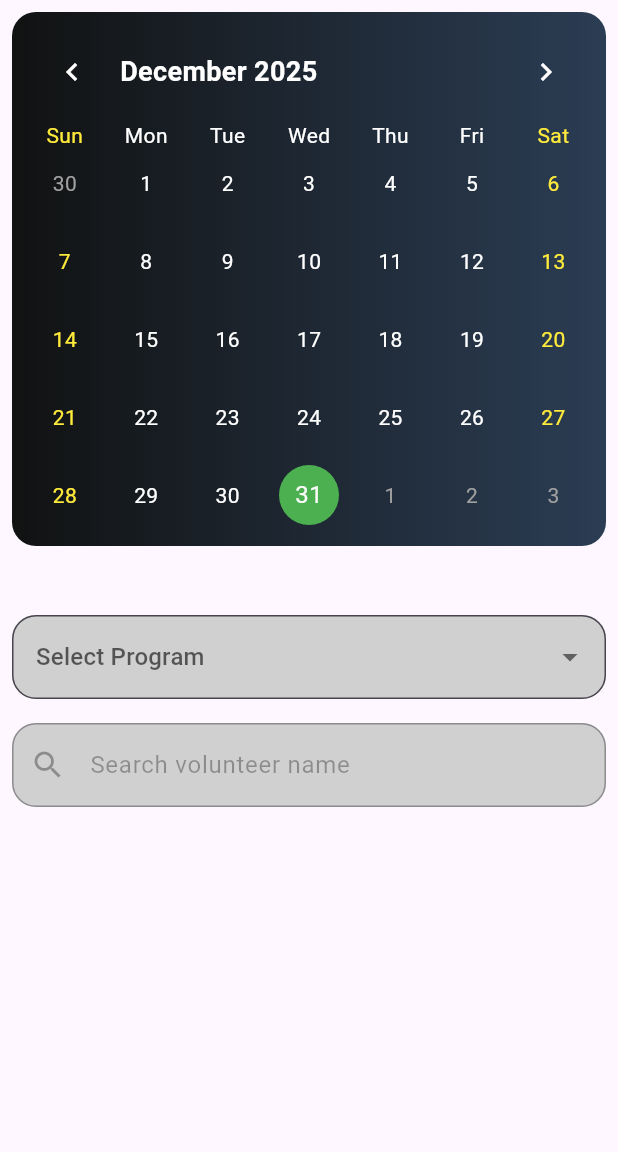
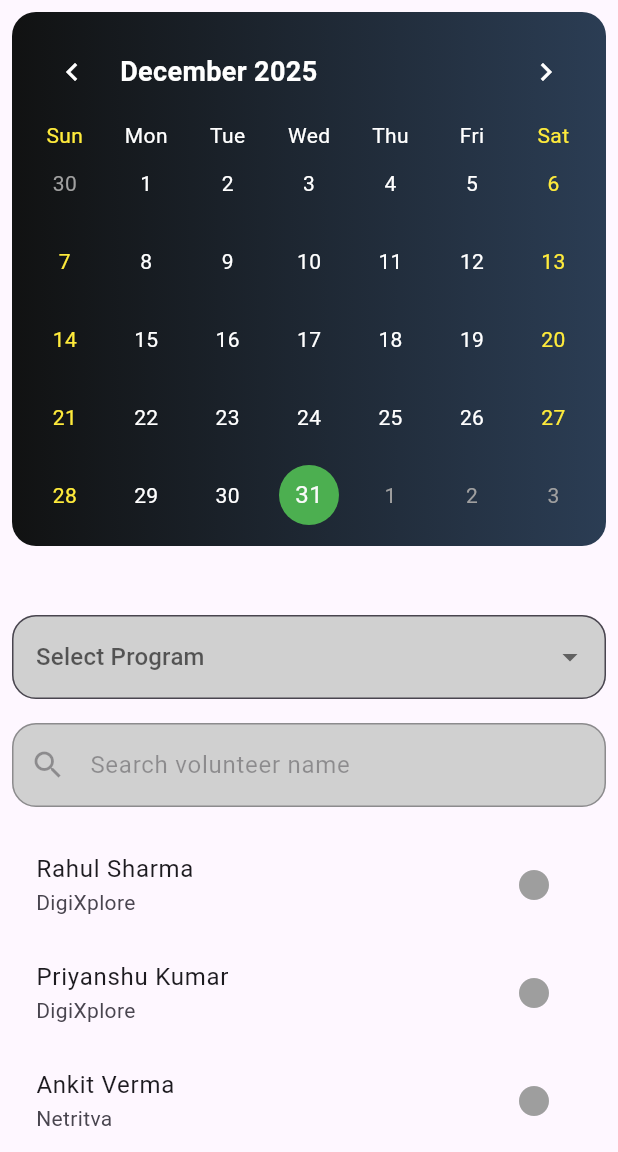
Before and after one commit to App-Dev-Teams/Unnati_Records, a Flutter app: the VolunteerAttendancePage screen opened directly, on a phone screen of 412 x 824 dp, the part 84-1236 px from its top. Run offline on Flutter 3.47's test engine with Material 3 defaults, Android fonts, the phone set to English and light mode, and no system bars; drawn by our look-alikes of table_calendar; our stand-ins replace carousel_slider, curved_labeled_navigation_bar, file_picker, flutter_riverpod, flutter_screenutil, font_awesome_flutter and 5 more; missing offline and left inert: syncfusion_flutter_pdfviewer; accounts and stored records are empty; project files that could hold a hidden picture were left out.

Commit message:
updated volunteer and profile page

```diff
--- a/client/unnati_app/lib/features/Volunteer_attendance.dart/search_volunteer.dart
+++ b/client/unnati_app/lib/features/Volunteer_attendance.dart/search_volunteer.dart
@@ -1,4 +1,3 @@
-// ignore_for_file: public_member_api_docs, sort_constructors_first
 import 'package:flutter/material.dart';
 import 'package:flutter_riverpod/flutter_riverpod.dart';
 import 'package:unnati_app/features/Volunteer_attendance.dart/attendance_provider.dart';
@@ -8,9 +7,9 @@ class SearchVolunteer extends ConsumerStatefulWidget {
   final DateTime selectedDate;
 
   const SearchVolunteer({
-    Key? key,
+    super.key,
     required this.selectedDate,
-  }) : super(key: key);
+  });
 
   @override
   ConsumerState<SearchVolunteer> createState() => _SearchVolunteerState();
@@ -20,10 +19,10 @@ class _SearchVolunteerState extends ConsumerState<SearchVolunteer> {
   String? selectedProgram;
   String searchText = '';
 
-  //programs list
+  // programs list
   final List<String> programs = ['DigiXplore', 'Netritva', 'Akshar', 'All'];
 
-  //all volunteers
+  // static volunteers list
   final List<Volunteer> allVolunteers = [
     Volunteer(name: 'Rahul Sharma', program: 'DigiXplore'),
     Volunteer(name: 'Priyanshu Kumar', program: 'DigiXplore'),
@@ -32,44 +31,102 @@ class _SearchVolunteerState extends ConsumerState<SearchVolunteer> {
     Volunteer(name: 'Aman Gupta', program: 'Netritva'),
   ];
 
-  // ===== FIXED =====
-  // check for marked present (date normalized)
-  bool _isMarkedPresent(
+  // get attendance status of a volunteer for selected date
+  AttendanceStatus? _getStatus(
     Volunteer volunteer,
-    Map<DateTime, List<Volunteer>> attendanceData,
+    Map<DateTime, AttendanceDay> attendanceData,
   ) {
-    final normalized = DateTime(
+    final date = DateTime(
       widget.selectedDate.year,
       widget.selectedDate.month,
       widget.selectedDate.day,
     );
 
-    final list = attendanceData[normalized] ?? [];
-    return list.any((v) => v.name == volunteer.name);
+    final day = attendanceData[date];
+    if (day == null) return null;
+
+    if (day.present.any((v) => v.name == volunteer.name)) {
+      return AttendanceStatus.present;
+    }
+    if (day.absent.any((v) => v.name == volunteer.name)) {
+      return AttendanceStatus.absent;
+    }
+    if (day.deferred.any((v) => v.name == volunteer.name)) {
+      return AttendanceStatus.deferred;
+    }
+    return null;
+  }
+
+  // bottom sheet to mark attendance
+  void _showAttendanceOptions(Volunteer volunteer) {
+    showModalBottomSheet(
+      context: context,
+      builder: (_) => Column(
+        mainAxisSize: MainAxisSize.min,
+        children: [
+          ListTile(
+            leading: const Icon(Icons.check_circle, color: Colors.green),
+            title: const Text('Present'),
+            onTap: () {
+              ref.read(attendanceProvider.notifier).markAttendance(
+                    widget.selectedDate,
+                    volunteer,
+                    AttendanceStatus.present,
+                  );
+              Navigator.pop(context);
+            },
+          ),
+          ListTile(
+            leading: const Icon(Icons.cancel, color: Colors.red),
+            title: const Text('Absent'),
+            onTap: () {
+              ref.read(attendanceProvider.notifier).markAttendance(
+                    widget.selectedDate,
+                    volunteer,
+                    AttendanceStatus.absent,
+                  );
+              Navigator.pop(context);
+            },
+          ),
+          ListTile(
+            leading: const Icon(Icons.access_time, color: Colors.orange),
+            title: const Text('Deferred'),
+            onTap: () {
+              ref.read(attendanceProvider.notifier).markAttendance(
+                    widget.selectedDate,
+                    volunteer,
+                    AttendanceStatus.deferred,
+                  );
+              Navigator.pop(context);
+            },
+          ),
+        ],
+      ),
+    );
   }
 
   @override
   Widget build(BuildContext context) {
     final attendanceData = ref.watch(attendanceProvider);
 
-    //filter list
-    final filteredVolunteers = allVolunteers.where((volunteer) {
-      final matchesProgram =
-          selectedProgram == 'All' || volunteer.program == selectedProgram;
+    // filter volunteers by program and name
+    final filteredVolunteers = allVolunteers.where((v) {
+      final programMatch =
+          selectedProgram == null ||
+          selectedProgram == 'All' ||
+          v.program == selectedProgram;
 
-      final matchesName = volunteer.name.toLowerCase().contains(
-        searchText.toLowerCase(),
-      );
+      final nameMatch =
+          v.name.toLowerCase().contains(searchText.toLowerCase());
 
-      return matchesProgram && matchesName;
+      return programMatch && nameMatch;
     }).toList();
 
     return Column(
       children: [
-        //drop down menu for program
-        DropdownButtonFormField(
+        // program dropdown
+        DropdownButtonFormField<String>(
           dropdownColor: Colors.grey,
-          initialValue: selectedProgram,
           hint: const Text('Select Program'),
           decoration: InputDecoration(
             filled: true,
@@ -78,9 +135,14 @@ class _SearchVolunteerState extends ConsumerState<SearchVolunteer> {
               borderRadius: BorderRadius.circular(16),
             ),
           ),
-          items: programs.map((program) {
-            return DropdownMenuItem(value: program, child: Text(program));
-          }).toList(),
+          items: programs
+              .map(
+                (p) => DropdownMenuItem<String>(
+                  value: p,
+                  child: Text(p),
+                ),
+              )
+              .toList(),
           onChanged: (value) {
             setState(() {
               selectedProgram = value;
@@ -90,7 +152,7 @@ class _SearchVolunteerState extends ConsumerState<SearchVolunteer> {
 
         const SizedBox(height: 16),
 
-        //search bar
+        // search field
         TextField(
           enabled: selectedProgram != null,
           decoration: InputDecoration(
@@ -111,40 +173,32 @@ class _SearchVolunteerState extends ConsumerState<SearchVolunteer> {
 
         const SizedBox(height: 16),
 
-        //filtered list after search
+        // volunteers list
         ListView.builder(
           shrinkWrap: true,
           physics: const NeverScrollableScrollPhysics(),
           itemCount: filteredVolunteers.length,
           itemBuilder: (context, index) {
             final volunteer = filteredVolunteers[index];
-            final isPresent =
-                _isMarkedPresent(volunteer, attendanceData);
+            final status = _getStatus(volunteer, attendanceData);
+
+            Color iconColor = Colors.grey;
+            if (status == AttendanceStatus.present) {
+              iconColor = Colors.green;
+            } else if (status == AttendanceStatus.absent) {
+              iconColor = Colors.red;
+            } else if (status == AttendanceStatus.deferred) {
+              iconColor = Colors.orange;
+            }
 
             return ListTile(
               title: Text(volunteer.name),
               subtitle: Text(volunteer.program),
 
+              // edit attendance button
               trailing: IconButton(
-                icon: Icon(
-                  Icons.check_circle,
-                  color: isPresent ? Colors.green : Colors.grey,
-                ),
-                onPressed: () {
-                  if (!isPresent) {
-                    ref
-                        .read(attendanceProvider.notifier)
-                        .markPresent(widget.selectedDate, volunteer);
-
-                    ScaffoldMessenger.of(context).showSnackBar(
-                      SnackBar(
-                        content: Text(
-                          '${volunteer.name} marked present',
-                        ),
-                      ),
-                    );
-                  }
-                },
+                icon: Icon(Icons.circle, color: iconColor),
+                onPressed: () => _showAttendanceOptions(volunteer),
               ),
             );
           },
--- a/client/unnati_app/lib/features/Volunteer_attendance.dart/volunteer_attendance_model.dart
+++ b/client/unnati_app/lib/features/Volunteer_attendance.dart/volunteer_attendance_model.dart
@@ -1,9 +1,43 @@
-// ignore_for_file: public_member_api_docs, sort_constructors_first
+
+
+//enum for absent present and deferred
+enum AttendanceStatus {
+  present,
+  absent,
+  deferred,
+}
+
 class Volunteer {
-    final String name;
+  final String name;
   final String program;
+
   Volunteer({
     required this.name,
     required this.program,
   });
 }
+
+// holds all three attendance types for a day
+class AttendanceDay {
+  final List<Volunteer> present;
+  final List<Volunteer> absent;
+  final List<Volunteer> deferred;
+
+  AttendanceDay({
+    this.present = const [],
+    this.absent = const [],
+    this.deferred = const [],
+  });
+
+  AttendanceDay copyWith({
+    List<Volunteer>? present,
+    List<Volunteer>? absent,
+    List<Volunteer>? deferred,
+  }) {
+    return AttendanceDay(
+      present: present ?? this.present,
+      absent: absent ?? this.absent,
+      deferred: deferred ?? this.deferred,
+    );
+  }
+}
```
Also changed, not shown: client/unnati_app/lib/features/Volunteer_attendance.dart/attendance_provider.dart (+49 -24 lines), client/unnati_app/lib/features/Volunteer_attendance.dart/volunteer_attendance_page.dart (+63 -52 lines), client/unnati_app/lib/features/volunteer_profile/volunteer_profile_page.dart (+124 -20 lines).
